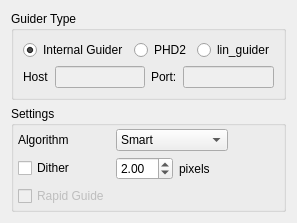
Before: the Qt Designer form kstars/ekos/guide/opsguide.ui in KDE/kstars, drawn with Qt 5.
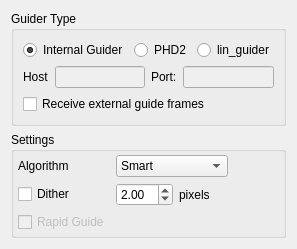
After: the same form once the commit is applied.

Commit message: Adding option to enable/disable guide images coming from external guide applications

What changed in the file:
```diff
--- a/kstars/ekos/guide/opsguide.ui
+++ b/kstars/ekos/guide/opsguide.ui
@@ -6,8 +6,8 @@
    <rect>
     <x>0</x>
     <y>0</y>
-    <width>275</width>
-    <height>223</height>
+    <width>269</width>
+    <height>229</height>
    </rect>
   </property>
   <property name="windowTitle">
@@ -117,6 +117,16 @@
         </item>
        </layout>
       </item>
+      <item>
+       <widget class="QCheckBox" name="kcfg_GuideRemoteImagesEnabled">
+        <property name="toolTip">
+         <string>For external guiders, enable receiving guide images in Ekos.</string>
+        </property>
+        <property name="text">
+         <string>Receive external guide frames</string>
+        </property>
+       </widget>
+      </item>
      </layout>
     </widget>
    </item>
```
The commit also changes 3 other files.
